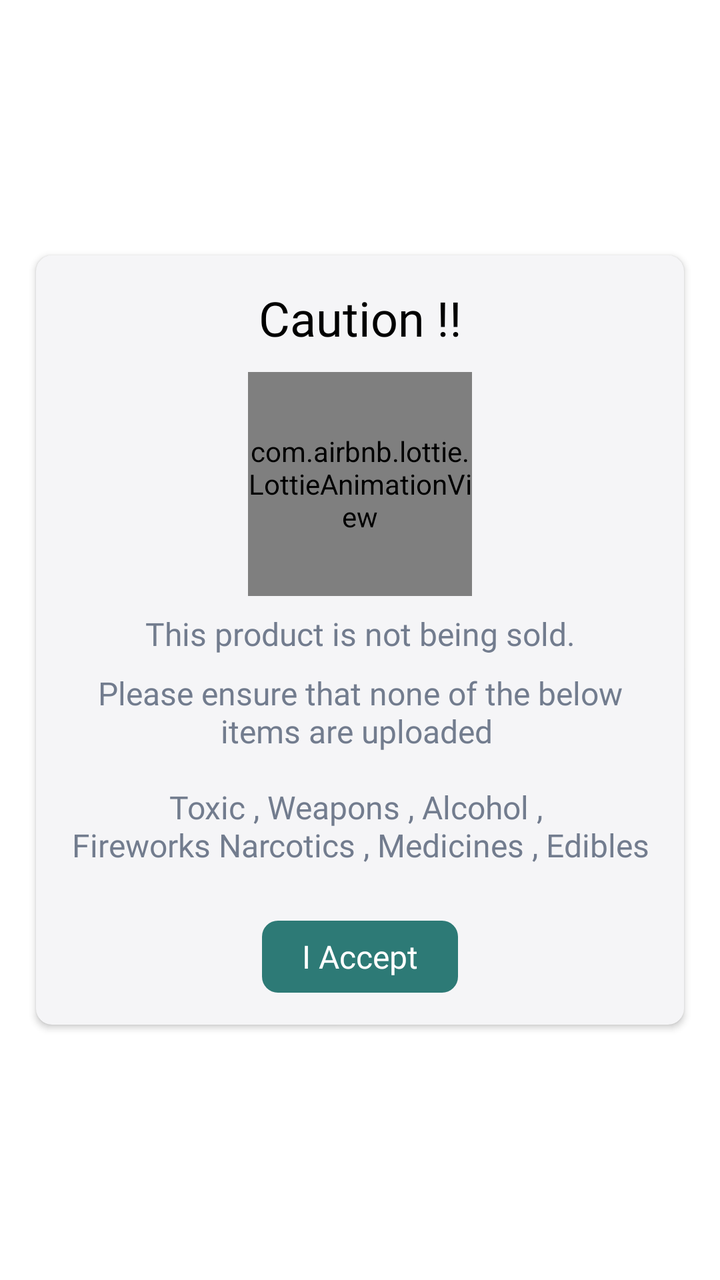
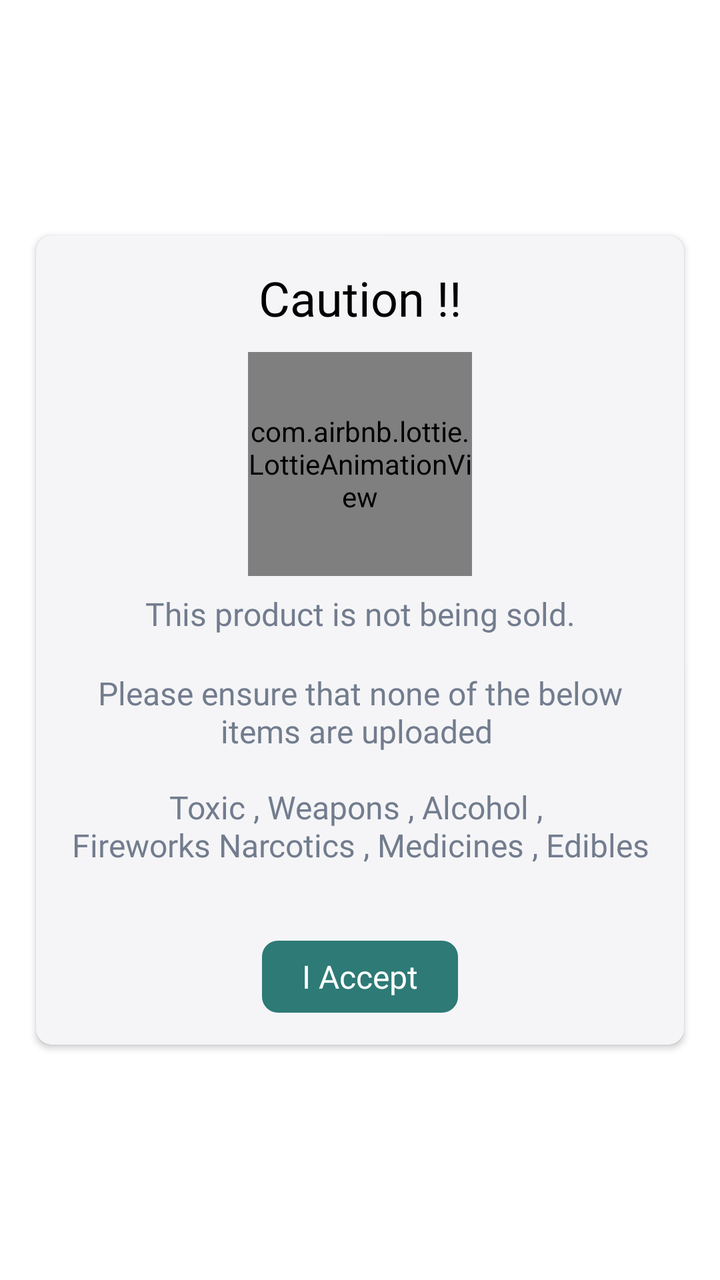

Compare the two renders of this Android layout. The source of the first and the diff that turns it into the second are given below.
<!-- AndroidManifest.xml: application theme Theme.AbraaKaDabraa.App -->
<!-- res/layout/alert_submit_caution_dialog.xml -->
<?xml version="1.0" encoding="utf-8"?>
<androidx.constraintlayout.widget.ConstraintLayout
    android:id="@+id/success_alert_dialog"
    android:layout_width="match_parent"
    android:layout_height="match_parent"
    app:layout_constraintBottom_toBottomOf="parent"
    app:layout_constraintEnd_toEndOf="parent"
    app:layout_constraintStart_toStartOf="parent"
    app:layout_constraintTop_toTopOf="parent"
    xmlns:android="http://schemas.android.com/apk/res/android"
    xmlns:app="http://schemas.android.com/apk/res-auto">
    

    <androidx.cardview.widget.CardView
        android:id="@+id/cautionDialog"
        android:layout_width="0dp"
        android:layout_height="wrap_content"
        app:cardBackgroundColor="@color/new_bg_color"
        app:cardCornerRadius="8dp"
        android:visibility="visible"
        app:layout_constraintHeight_percent="0.7"
        app:layout_constraintWidth_percent="0.9"
        app:layout_constraintBottom_toBottomOf="parent"
        app:layout_constraintEnd_toEndOf="parent"
        app:layout_constraintStart_toStartOf="parent"
        app:layout_constraintTop_toTopOf="parent">

        <ScrollView
            android:layout_width="match_parent"
            android:layout_height="wrap_content">

            <androidx.constraintlayout.widget.ConstraintLayout
                android:layout_width="match_parent"
                android:layout_height="match_parent">

                <ImageView
                    android:id="@+id/closeBtn"
                    android:layout_width="wrap_content"
                    android:layout_height="wrap_content"
                    android:layout_marginTop="14dp"
                    android:layout_marginEnd="14dp"
                    android:visibility="gone"
                    app:layout_constraintEnd_toEndOf="parent"
                    app:layout_constraintTop_toTopOf="parent"
                    app:srcCompat="@drawable/ic_close_theme" />
                <com.airbnb.lottie.LottieAnimationView
                    android:id="@+id/success_anim"
                    android:layout_width="112dp"
                    android:layout_height="112dp"
                    android:layout_marginTop="11dp"
                    app:layout_constraintEnd_toEndOf="parent"
                    app:layout_constraintStart_toStartOf="parent"
                    app:layout_constraintTop_toBottomOf="@+id/textView40"
                    app:lottie_autoPlay="true"
                    app:lottie_loop="false"
                    app:lottie_rawRes="@raw/warning" />

                <TextView
                    android:id="@+id/textView812"
                    android:layout_width="0dp"
                    android:layout_height="wrap_content"
                    android:layout_marginStart="16dp"
                    android:layout_marginTop="8dp"
                    android:layout_marginEnd="16dp"
                    android:fontFamily="@font/montserrat_bold"
                    android:gravity="center"
                    android:text="This product is not being sold."
                    android:textColor="@color/message_color"
                    android:textSize="16sp"
                    app:layout_constraintEnd_toEndOf="parent"
                    app:layout_constraintStart_toStartOf="parent"
                    app:layout_constraintTop_toBottomOf="@+id/success_anim" />

                <TextView
                    android:id="@+id/textView81"
                    android:layout_width="0dp"
                    android:layout_height="wrap_content"
                    android:layout_marginStart="16dp"
                    android:layout_marginTop="8dp"
                    android:layout_marginEnd="16dp"
                    android:fontFamily="@font/montserrat_medium"
                    android:gravity="center"
                    android:text="Please ensure that none of the below items are uploaded \n\nToxic , Weapons , Alcohol , \nFireworks Narcotics , Medicines , Edibles\n"
                    android:textColor="@color/message_color"
                    android:textSize="16sp"
                    app:layout_constraintEnd_toEndOf="parent"
                    app:layout_constraintStart_toStartOf="parent"
                    app:layout_constraintTop_toBottomOf="@+id/textView812" />

                <TextView
                    android:id="@+id/success_ok_btn"
                    android:layout_width="98dp"
                    android:layout_height="36dp"
                    android:layout_marginStart="32dp"
                    android:layout_marginTop="8dp"
                    android:layout_marginEnd="32dp"
                    android:layout_marginBottom="16dp"
                    android:background="@drawable/btn_bg_rounded_rect"
                    android:fontFamily="@font/montserrat_semi_bold"
                    android:gravity="center"
                    android:text="I Accept"
                    android:textAllCaps="false"
                    android:textColor="@color/white"
                    android:textSize="16sp"
                    app:layout_constraintBottom_toBottomOf="parent"
                    app:layout_constraintEnd_toEndOf="parent"
                    app:layout_constraintStart_toStartOf="parent"
                    app:layout_constraintTop_toBottomOf="@+id/textView81" />

                <TextView
                    android:id="@+id/textView40"
                    android:layout_width="wrap_content"
                    android:layout_height="wrap_content"
                    android:layout_marginTop="15dp"
                    android:fontFamily="@font/montserrat_bold"
                    android:text="Caution !!"
                    android:textColor="#000000"
                    android:textSize="24sp"
                    app:layout_constraintEnd_toEndOf="parent"
                    app:layout_constraintStart_toStartOf="parent"
                    app:layout_constraintTop_toTopOf="parent" />
            </androidx.constraintlayout.widget.ConstraintLayout>
        </ScrollView>


    </androidx.cardview.widget.CardView>

    
    <androidx.cardview.widget.CardView
        android:id="@+id/successDialog"
        android:layout_width="284dp"
        android:layout_height="306dp"
        android:visibility="gone"
        app:cardBackgroundColor="@color/new_bg_color"
        app:cardCornerRadius="8dp"
        app:layout_constraintBottom_toBottomOf="parent"
        app:layout_constraintEnd_toEndOf="parent"
        app:layout_constraintStart_toStartOf="parent"
        app:layout_constraintTop_toTopOf="parent">

        <androidx.constraintlayout.widget.ConstraintLayout
            android:layout_width="match_parent"
            android:layout_height="match_parent">

            <com.airbnb.lottie.LottieAnimationView
                android:id="@+id/success_anim1"
                android:layout_width="112dp"
                android:layout_height="102dp"
                android:layout_marginTop="32dp"
                app:layout_constraintEnd_toEndOf="parent"
                app:layout_constraintStart_toStartOf="parent"
                app:layout_constraintTop_toTopOf="parent"
                app:lottie_autoPlay="true"
                app:lottie_loop="true"
                app:lottie_rawRes="@raw/toucan" />

            <TextView
                android:id="@+id/textView80"
                android:layout_width="wrap_content"
                android:layout_height="wrap_content"
                android:layout_marginTop="8dp"
                android:fontFamily="@font/montserrat_bold"
                android:text="Success !"
                android:textColor="#1D2126"
                android:textSize="24sp"
                app:layout_constraintEnd_toEndOf="@+id/success_anim1"
                app:layout_constraintStart_toStartOf="@+id/success_anim1"
                app:layout_constraintTop_toBottomOf="@+id/success_anim1" />

            <TextView
                android:id="@+id/textView811"
                android:layout_width="0dp"
                android:layout_height="wrap_content"
                android:layout_marginStart="16dp"
                android:layout_marginTop="16dp"
                android:layout_marginEnd="16dp"
                android:gravity="center"
                android:text="We are immensely grateful for your contribution. An interested receiver will request soon."
                app:layout_constraintEnd_toEndOf="parent"
                app:layout_constraintStart_toStartOf="parent"
                app:layout_constraintTop_toBottomOf="@+id/textView80" />

            <TextView
                android:id="@+id/success_ok_btn1"
                android:layout_width="98dp"
                android:layout_height="36dp"
                android:layout_marginStart="32dp"
                android:layout_marginEnd="32dp"
                android:layout_marginBottom="16dp"
                android:background="@drawable/btn_bg_rounded_rect"
                android:fontFamily="@font/montserrat_semi_bold"
                android:gravity="center"
                android:text="Ok, Got it"
                android:textAllCaps="false"
                android:textColor="@color/white"
                android:textSize="16sp"
                app:layout_constraintBottom_toBottomOf="parent"
                app:layout_constraintEnd_toEndOf="parent"
                app:layout_constraintStart_toStartOf="parent" />
        </androidx.constraintlayout.widget.ConstraintLayout>
    </androidx.cardview.widget.CardView>
</androidx.constraintlayout.widget.ConstraintLayout>
<!-- resources referenced by this layout -->
<resources>
  <color name="message_color">#727C8E</color>
  <color name="new_bg_color">#F5F5F7</color>
  <color name="white">#FFFFFFFF</color>
  <!-- drawable btn_bg_rounded_rect (drawable) -->
  <shape xmlns:android="http://schemas.android.com/apk/res/android"
      android:shape="rectangle">
  
      <solid android:color="@color/new_button_color" />
  
      <corners android:radius="8dp" />
  
  </shape>
  <!-- drawable ic_close_theme (drawable) -->
  <vector xmlns:android="http://schemas.android.com/apk/res/android"
      android:width="24dp"
      android:height="24dp"
      android:viewportWidth="24"
      android:viewportHeight="24"
      >
    <path
        android:fillColor="@color/theme_color"
        android:pathData="M19,6.41L17.59,5 12,10.59 6.41,5 5,6.41 10.59,12 5,17.59 6.41,19 12,13.41 17.59,19 19,17.59 13.41,12z"/>
  </vector>
  <style name="Theme.AbraaKaDabraa.App" parent="Theme.MaterialComponents.Light.DarkActionBar">
          <item name="colorPrimary">@color/theme_color</item>
          <item name="colorPrimaryVariant">@color/theme_color</item>
          <item name="colorOnPrimary">@color/theme_color</item>
      </style>
  <color name="new_button_color">#2D7A76</color>
  <color name="theme_color">#416D49</color>
</resources>

<!-- the commit's change to res/layout/alert_submit_caution_dialog.xml (unified diff, before → after) -->
@@ -80,6 +80,8 @@
                     android:layout_marginEnd="16dp"
                     android:fontFamily="@font/montserrat_medium"
                     android:gravity="center"
+                    android:paddingTop="10dp"
+                    android:paddingBottom="10dp"
                     android:text="Please ensure that none of the below items are uploaded \n\nToxic , Weapons , Alcohol , \nFireworks Narcotics , Medicines , Edibles\n"
                     android:textColor="@color/message_color"
                     android:textSize="16sp"
